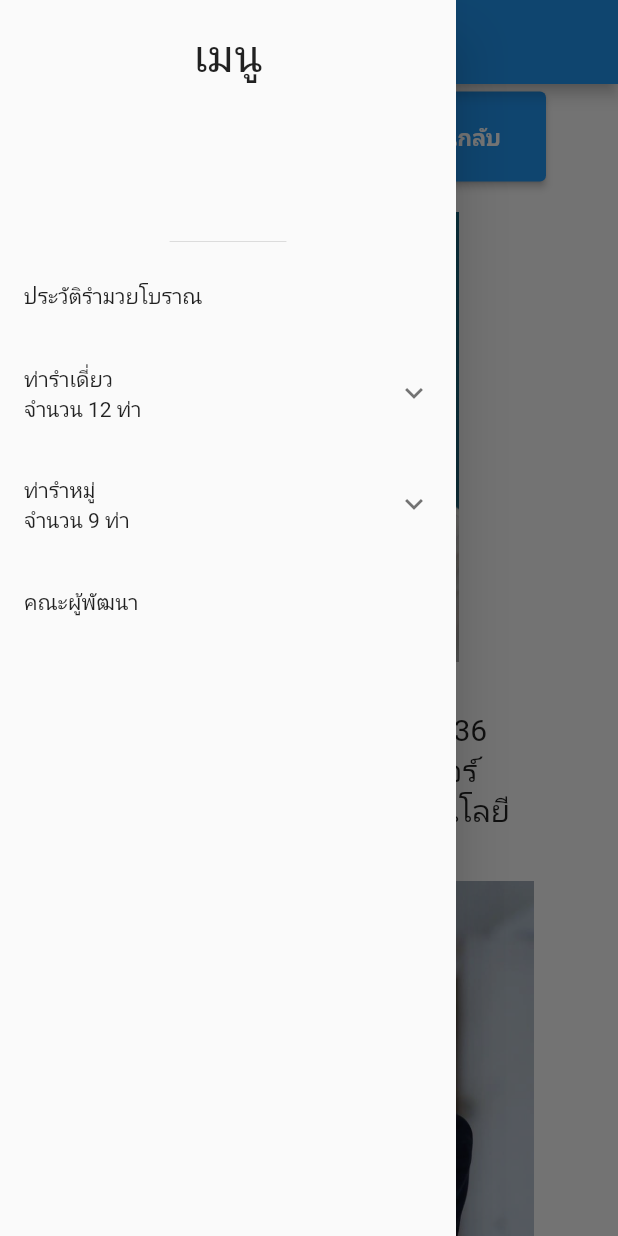
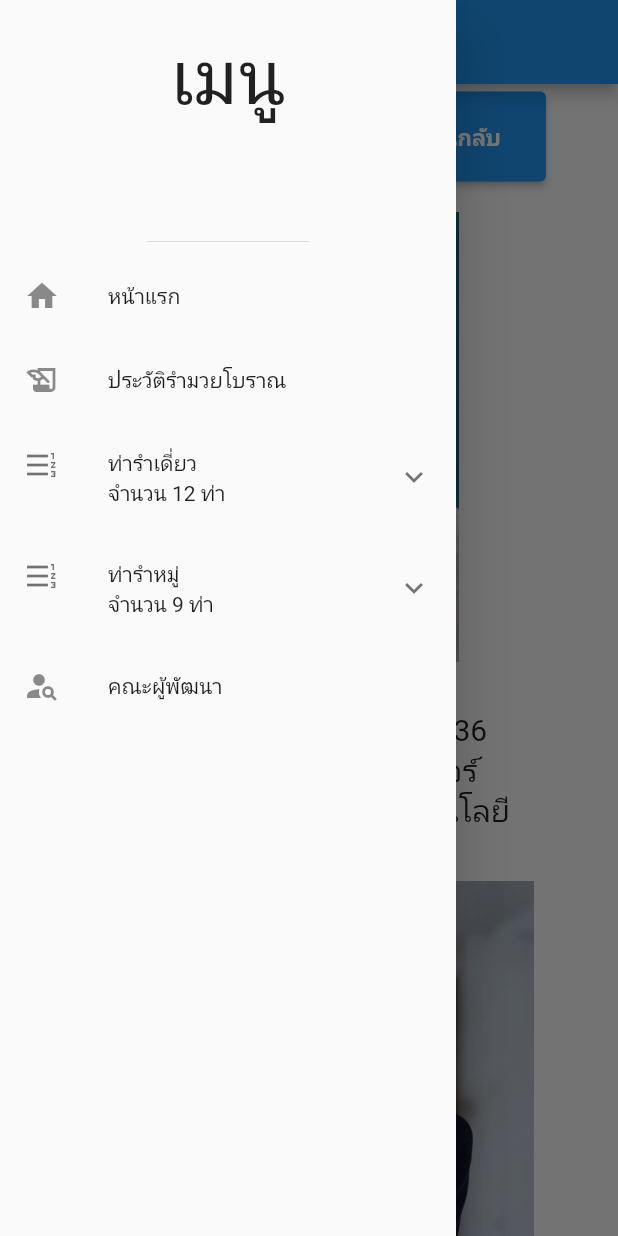
Before and after one commit to aemukung15/miniproject, a Flutter app: the developer screen opened directly, with the side drawer open, on a phone screen of 412 x 824 dp. Run offline on Flutter 3.47's test engine with Material 2 defaults, Android fonts, the phone set to English and light mode, and no system bars.

Commit message:
เพิ่ม ปุ่มหน้าแรก แก้ส่วนเมนู

```diff
--- a/lib/boxing_dance/developer.dart
+++ b/lib/boxing_dance/developer.dart
@@ -10,7 +10,7 @@ class developer extends StatelessWidget {
   Widget build(BuildContext context) {
     return Scaffold(
       appBar: AppBar(
-        title: const Text('ผู้พัฒนา'),
+        title: const Text('คณะผู้พัฒนา'),
       ),
       body: Center(
         child: SingleChildScrollView(
--- a/lib/drawer.dart
+++ b/lib/drawer.dart
@@ -24,6 +24,7 @@ import 'package:miniproject/boxing_dance/boxing_dance2_8.dart';
 import 'package:miniproject/boxing_dance/boxing_dance2_9.dart';
 import 'package:miniproject/boxing_dance/developer.dart';
 import 'package:miniproject/boxing_dance/record.dart';
+import 'package:miniproject/home/homepage.dart';
 
 class MyDrawer extends StatelessWidget {
   const MyDrawer({super.key});
@@ -35,14 +36,30 @@ class MyDrawer extends StatelessWidget {
         child: SingleChildScrollView(
           child: Column(
             children: [
+              const SizedBox(width: 10),
               const DrawerHeader(
                 child: Text(
+                  decoration: BoxConstraints(
+                    color: Colors.brown,
+                  ),
                   'เมนู',
-                  style: TextStyle(fontSize: 30),
+                  style: TextStyle(fontSize: 50),
                   textAlign: TextAlign.center,
+                  selectionColor: Colors.brown,
                 ),
               ),
               ListTile(
+                leading: const Icon(Icons.home),
+                title: const Text("หน้าแรก"),
+                onTap: () {
+                  Navigator.push(
+                    context,
+                    MaterialPageRoute(builder: (context) => const MyHomePage(title: 'myhomepage',)),
+                  );
+                },
+              ),
+              ListTile(
+                leading: const Icon(Icons.history_edu),
                 title: const Text("ประวัติรำมวยโบราณ"),
                 onTap: () {
                   Navigator.push(
@@ -52,6 +69,7 @@ class MyDrawer extends StatelessWidget {
                 },
               ),
               ExpansionTile(
+                leading: const Icon(Icons.format_list_numbered_rtl),
                 title: const Text('ท่ารำเดี่ยว'),
                 subtitle: const Text(
                   'จำนวน 12 ท่า',
@@ -200,6 +218,7 @@ class MyDrawer extends StatelessWidget {
                 ],
               ),
               ExpansionTile(
+                leading: const Icon(Icons.format_list_numbered_rtl),
                 title: const Text('ท่ารำหมู่'),
                 subtitle: const Text(
                   'จำนวน 9 ท่า',
@@ -298,6 +317,7 @@ class MyDrawer extends StatelessWidget {
                 ],
               ),
               ListTile(
+                leading: const Icon(Icons.person_search),
                 title: const Text("คณะผู้พัฒนา"),
                 onTap: () {
                   Navigator.push(
```
